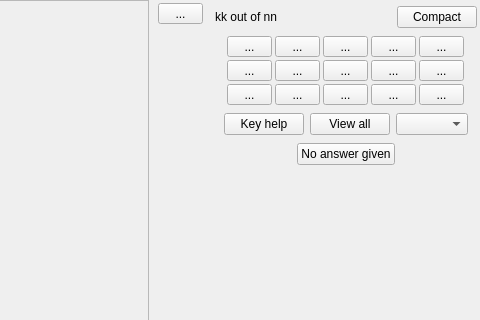
Before: the Qt Designer form qtCreatorFiles/ui_annotator_lhm.ui in plomgrading/plom, drawn with Qt 5; both pictures show x 382 to 862 and y 0 to 320 of the 862 by 670 pixel window.
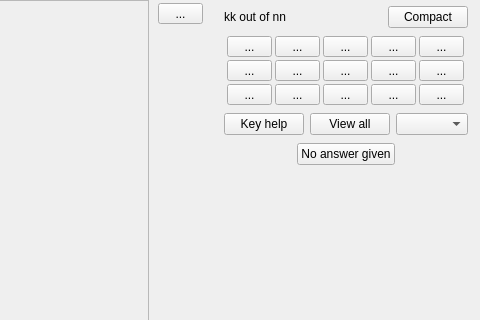
After: the same form once the commit is applied.

The edit to the form file:
```diff
--- a/qtCreatorFiles/ui_annotator_lhm.ui
+++ b/qtCreatorFiles/ui_annotator_lhm.ui
@@ -208,13 +208,13 @@
           <number>3</number>
          </property>
          <property name="leftMargin">
-          <number>3</number>
+          <number>12</number>
          </property>
          <property name="topMargin">
           <number>3</number>
          </property>
          <property name="rightMargin">
-          <number>3</number>
+          <number>12</number>
          </property>
          <property name="bottomMargin">
           <number>3</number>
```
